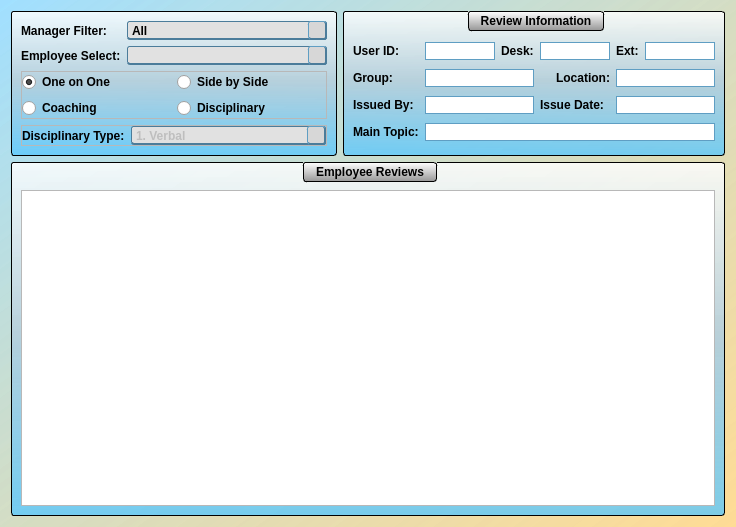
Qt form Ui_Files/agent_reviews.ui (jakesb27/Manager_KPI_Tracker) before a commit.
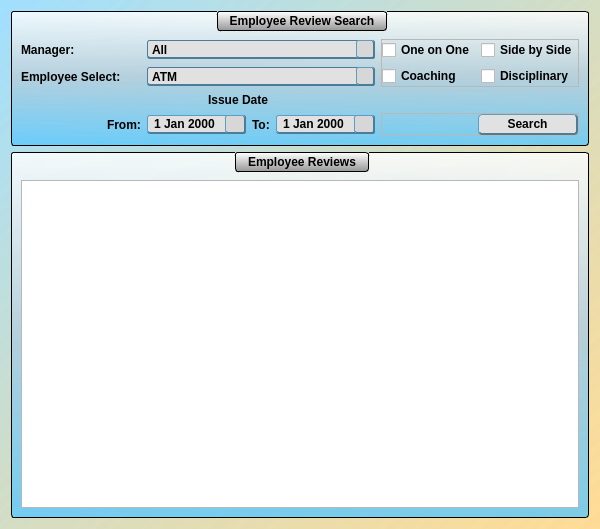
The same form after that commit. Icons and pictures are not drawn.

Commit message: testing review guis

What changed in the file:
```diff
--- a/Ui_Files/agent_reviews.ui
+++ b/Ui_Files/agent_reviews.ui
@@ -6,8 +6,8 @@
    <rect>
     <x>0</x>
     <y>0</y>
-    <width>736</width>
-    <height>527</height>
+    <width>600</width>
+    <height>529</height>
    </rect>
   </property>
   <property name="windowTitle">
@@ -224,79 +224,13 @@
 }</string>
   </property>
   <layout class="QGridLayout" name="gridLayout_2">
-   <item row="2" column="1" colspan="2">
-    <widget class="QGroupBox" name="groupBox_3">
-     <property name="title">
-      <string>Employee Reviews</string>
-     </property>
-     <layout class="QGridLayout" name="gridLayout_3">
-      <item row="0" column="0">
-       <widget class="QTableView" name="empReviewTable"/>
-      </item>
-     </layout>
-    </widget>
-   </item>
    <item row="0" column="1">
     <widget class="QGroupBox" name="groupBox_2">
-     <property name="styleSheet">
-      <string notr="true">QGroupBox{
-	background-color: qlineargradient(spread:pad, x1:0.5, y1:0, x2:0.5, y2:1, stop:0 rgba(255, 255, 255, 209), stop:0.485876 rgba(181, 207, 220, 239), stop:1 rgba(85, 199, 255, 196));
-	border: 1px solid black;
-	border-radius: 3px;
-	margin-top: 1ex;
-	padding-top: 0;
-	font: 11pt &quot;Corbel&quot;;
-	font-weight: bold;
-}
-QGroupBox::title{
-	background-color: rgb(195, 195, 195);
-	border: 1px solid black;
-	border-radius: 3px;
-	padding: 2 10px;
-	subcontrol-origin: margin;
-	subcontrol-position: top;
-	font: 11pt &quot;Corbel&quot;;
-	font-weight: bold;
-}</string>
-     </property>
      <property name="title">
-      <string/>
+      <string>Employee Review Search</string>
      </property>
      <layout class="QGridLayout" name="gridLayout_4">
-      <item row="1" column="1">
-       <widget class="QLabel" name="label_20">
-        <property name="sizePolicy">
-         <sizepolicy hsizetype="Maximum" vsizetype="Preferred">
-          <horstretch>0</horstretch>
-          <verstretch>0</verstretch>
-         </sizepolicy>
-        </property>
-        <property name="text">
-         <string>Employee Select:</string>
-        </property>
-       </widget>
-      </item>
-      <item row="0" column="2">
-       <widget class="QComboBox" name="managerCombo">
-        <property name="minimumSize">
-         <size>
-          <width>200</width>
-          <height>0</height>
-         </size>
-        </property>
-        <property name="styleSheet">
-         <string notr="true">QFrame{
-	background-color: qlineargradient(spread:pad, x1:0.5, y1:0, x2:0.5, y2:1, stop:0 rgba(255, 255, 255, 209), stop:0.485876 rgba(181, 207, 220, 239), stop:1 rgba(85, 199, 255, 196));
-}</string>
-        </property>
-        <item>
-         <property name="text">
-          <string>All</string>
-         </property>
-        </item>
-       </widget>
-      </item>
-      <item row="2" column="1" colspan="2">
+      <item row="0" column="6" rowspan="2">
        <widget class="QFrame" name="frame_2">
         <property name="frameShape">
          <enum>QFrame::StyledPanel</enum>
@@ -317,48 +251,100 @@
          <property name="bottomMargin">
           <number>0</number>
          </property>
+         <item row="1" column="0">
+          <widget class="QCheckBox" name="check1on1">
+           <property name="text">
+            <string>One on One</string>
+           </property>
+          </widget>
+         </item>
          <item row="1" column="1">
-          <widget class="QRadioButton" name="radioDisc">
-           <property name="text">
-            <string>Disciplinary</string>
-           </property>
-          </widget>
-         </item>
-         <item row="0" column="1">
-          <widget class="QRadioButton" name="radioSbS">
+          <widget class="QCheckBox" name="checkSbS">
            <property name="text">
             <string>Side by Side</string>
            </property>
           </widget>
          </item>
-         <item row="0" column="0">
-          <widget class="QRadioButton" name="radio1on1">
-           <property name="text">
-            <string>One on One</string>
-           </property>
-           <property name="checked">
-            <bool>true</bool>
-           </property>
-          </widget>
-         </item>
-         <item row="1" column="0">
-          <widget class="QRadioButton" name="radioCoach">
+         <item row="2" column="0">
+          <widget class="QCheckBox" name="checkCoach">
            <property name="text">
             <string>Coaching</string>
            </property>
           </widget>
          </item>
+         <item row="2" column="1">
+          <widget class="QCheckBox" name="checkDisc">
+           <property name="text">
+            <string>Disciplinary</string>
+           </property>
+          </widget>
+         </item>
         </layout>
        </widget>
       </item>
-      <item row="0" column="1">
-       <widget class="QLabel" name="label_21">
+      <item row="4" column="5">
+       <widget class="QDateEdit" name="issueEndDate">
+        <property name="alignment">
+         <set>Qt::AlignCenter</set>
+        </property>
+        <property name="calendarPopup">
+         <bool>true</bool>
+        </property>
+       </widget>
+      </item>
+      <item row="4" column="4">
+       <widget class="QLabel" name="label_2">
         <property name="text">
-         <string>Manager Filter:</string>
+         <string>To:</string>
         </property>
        </widget>
       </item>
-      <item row="1" column="2">
+      <item row="0" column="3" colspan="3">
+       <widget class="QComboBox" name="managerCombo">
+        <property name="minimumSize">
+         <size>
+          <width>200</width>
+          <height>0</height>
+         </size>
+        </property>
+        <property name="styleSheet">
+         <string notr="true">QFrame{
+	background-color: qlineargradient(spread:pad, x1:0.5, y1:0, x2:0.5, y2:1, stop:0 rgba(255, 255, 255, 209), stop:0.485876 rgba(181, 207, 220, 239), stop:1 rgba(85, 199, 255, 196));
+}</string>
+        </property>
+        <item>
+         <property name="text">
+          <string>All</string>
+         </property>
+        </item>
+        <item>
+         <property name="text">
+          <string>Jake</string>
+         </property>
+        </item>
+        <item>
+         <property name="text">
+          <string>Patty</string>
+         </property>
+        </item>
+        <item>
+         <property name="text">
+          <string>Shana</string>
+         </property>
+        </item>
+       </widget>
+      </item>
+      <item row="2" column="1" colspan="5">
+       <widget class="QLabel" name="label_5">
+        <property name="text">
+         <string>Issue Date</string>
+        </property>
+        <property name="alignment">
+         <set>Qt::AlignCenter</set>
+        </property>
+       </widget>
+      </item>
+      <item row="1" column="3" colspan="3">
        <widget class="QComboBox" name="employeeSelect">
         <property name="minimumSize">
          <size>
@@ -371,16 +357,25 @@
 	background-color: qlineargradient(spread:pad, x1:0.5, y1:0, x2:0.5, y2:1, stop:0 rgba(255, 255, 255, 209), stop:0.485876 rgba(181, 207, 220, 239), stop:1 rgba(85, 199, 255, 196));
 }</string>
         </property>
+        <item>
+         <property name="text">
+          <string>ATM</string>
+         </property>
+        </item>
+        <item>
+         <property name="text">
+          <string>CDZ</string>
+         </property>
+        </item>
+        <item>
+         <property name="text">
+          <string>NFR</string>
+         </property>
+        </item>
        </widget>
       </item>
-      <item row="3" column="1" colspan="2">
-       <widget class="QFrame" name="discFrame">
-        <property name="sizePolicy">
-         <sizepolicy hsizetype="Preferred" vsizetype="Minimum">
-          <horstretch>0</horstretch>
-          <verstretch>0</verstretch>
-         </sizepolicy>
-        </property>
+      <item row="4" column="6">
+       <widget class="QFrame" name="frame">
         <property name="frameShape">
          <enum>QFrame::StyledPanel</enum>
         </property>
@@ -401,140 +396,72 @@
           <number>0</number>
          </property>
          <item>
-          <widget class="QLabel" name="label_10">
+          <spacer name="horizontalSpacer_2">
+           <property name="orientation">
+            <enum>Qt::Horizontal</enum>
+           </property>
+           <property name="sizeHint" stdset="0">
+            <size>
+             <width>40</width>
+             <height>20</height>
+            </size>
+           </property>
+          </spacer>
+         </item>
+         <item>
+          <widget class="QPushButton" name="searchButton">
            <property name="sizePolicy">
-            <sizepolicy hsizetype="Maximum" vsizetype="Preferred">
+            <sizepolicy hsizetype="Maximum" vsizetype="Fixed">
              <horstretch>0</horstretch>
              <verstretch>0</verstretch>
             </sizepolicy>
            </property>
+           <property name="minimumSize">
+            <size>
+             <width>100</width>
+             <height>0</height>
+            </size>
+           </property>
            <property name="text">
-            <string>Disciplinary Type:</string>
+            <string>Search</string>
            </property>
           </widget>
          </item>
-         <item>
-          <widget class="QComboBox" name="disciplineType">
-           <property name="enabled">
-            <bool>false</bool>
-           </property>
-           <property name="styleSheet">
-            <string notr="true">QFrame{
-	background-color: qlineargradient(spread:pad, x1:0.5, y1:0, x2:0.5, y2:1, stop:0 rgba(255, 255, 255, 209), stop:0.485876 rgba(181, 207, 220, 239), stop:1 rgba(85, 199, 255, 196));
-}</string>
-           </property>
-           <item>
-            <property name="text">
-             <string>1. Verbal</string>
-            </property>
-           </item>
-           <item>
-            <property name="text">
-             <string>2. Written</string>
-            </property>
-           </item>
-           <item>
-            <property name="text">
-             <string>3. Final Written</string>
-            </property>
-           </item>
-           <item>
-            <property name="text">
-             <string>4. PIP</string>
-            </property>
-           </item>
-           <item>
-            <property name="text">
-             <string>5. Term</string>
-            </property>
-           </item>
-          </widget>
-         </item>
         </layout>
        </widget>
       </item>
-     </layout>
-    </widget>
-   </item>
-   <item row="0" column="2">
-    <widget class="QGroupBox" name="agentDetails">
-     <property name="sizePolicy">
-      <sizepolicy hsizetype="Preferred" vsizetype="Preferred">
-       <horstretch>0</horstretch>
-       <verstretch>0</verstretch>
-      </sizepolicy>
-     </property>
-     <property name="title">
-      <string>Review Information</string>
-     </property>
-     <layout class="QGridLayout" name="gridLayout">
-      <item row="0" column="1">
-       <widget class="QLineEdit" name="agentUserID">
-        <property name="minimumSize">
+      <item row="4" column="3">
+       <widget class="QDateEdit" name="issueStrtDate">
+        <property name="alignment">
+         <set>Qt::AlignCenter</set>
+        </property>
+        <property name="calendarPopup">
+         <bool>true</bool>
+        </property>
+       </widget>
+      </item>
+      <item row="4" column="0">
+       <spacer name="horizontalSpacer">
+        <property name="orientation">
+         <enum>Qt::Horizontal</enum>
+        </property>
+        <property name="sizeHint" stdset="0">
          <size>
-          <width>50</width>
-          <height>0</height>
+          <width>40</width>
+          <height>20</height>
          </size>
         </property>
-        <property name="readOnly">
-         <bool>true</bool>
-        </property>
-       </widget>
+       </spacer>
       </item>
-      <item row="0" column="2">
-       <widget class="QLabel" name="label_2">
-        <property name="text">
-         <string>Desk:</string>
-        </property>
-       </widget>
-      </item>
-      <item row="1" column="4" colspan="2">
-       <widget class="QLineEdit" name="meetLocation">
-        <property name="readOnly">
-         <bool>true</bool>
-        </property>
-       </widget>
-      </item>
-      <item row="1" column="0">
-       <widget class="QLabel" name="label_3">
-        <property name="text">
-         <string>Group:</string>
-        </property>
-       </widget>
-      </item>
-      <item row="3" column="1" colspan="2">
-       <widget class="QLineEdit" name="issuedBy">
-        <property name="readOnly">
-         <bool>true</bool>
-        </property>
-       </widget>
-      </item>
-      <item row="1" column="1" colspan="2">
-       <widget class="QLineEdit" name="agentGroup">
-        <property name="readOnly">
-         <bool>true</bool>
-        </property>
-       </widget>
-      </item>
-      <item row="0" column="4">
-       <widget class="QLabel" name="label_8">
-        <property name="text">
-         <string>Ext:</string>
-        </property>
-       </widget>
-      </item>
-      <item row="1" column="3">
-       <widget class="QLabel" name="label_4">
-        <property name="text">
-         <string>Location:</string>
-        </property>
-        <property name="alignment">
-         <set>Qt::AlignRight|Qt::AlignTrailing|Qt::AlignVCenter</set>
-        </property>
-       </widget>
-      </item>
-      <item row="0" column="0">
+      <item row="4" column="2">
        <widget class="QLabel" name="label">
+        <property name="text">
+         <string>From:</string>
+        </property>
+       </widget>
+      </item>
+      <item row="1" column="0" colspan="3">
+       <widget class="QLabel" name="label_20">
         <property name="sizePolicy">
          <sizepolicy hsizetype="Maximum" vsizetype="Preferred">
           <horstretch>0</horstretch>
@@ -542,61 +469,28 @@
          </sizepolicy>
         </property>
         <property name="text">
-         <string>User ID:</string>
+         <string>Employee Select:</string>
         </property>
-        <property name="alignment">
-         <set>Qt::AlignRight|Qt::AlignTrailing|Qt::AlignVCenter</set>
-        </property>
        </widget>
       </item>
-      <item row="0" column="5">
-       <widget class="QLineEdit" name="agentExt">
-        <property name="readOnly">
-         <bool>true</bool>
-        </property>
-       </widget>
-      </item>
-      <item row="0" column="3">
-       <widget class="QLineEdit" name="agentDesk">
-        <property name="readOnly">
-         <bool>true</bool>
-        </property>
-       </widget>
-      </item>
-      <item row="5" column="0">
-       <widget class="QLabel" name="label_7">
+      <item row="0" column="0" colspan="3">
+       <widget class="QLabel" name="label_21">
         <property name="text">
-         <string>Main Topic:</string>
+         <string>Manager:</string>
         </property>
        </widget>
       </item>
-      <item row="3" column="0">
-       <widget class="QLabel" name="label_6">
-        <property name="text">
-         <string>Issued By:</string>
-        </property>
-       </widget>
-      </item>
-      <item row="5" column="1" colspan="5">
-       <widget class="QLineEdit" name="mainTopic">
-        <property name="readOnly">
-         <bool>true</bool>
-        </property>
-       </widget>
-      </item>
-      <item row="3" column="3">
-       <widget class="QLabel" name="label_5">
-        <property name="text">
-         <string>Issue Date:</string>
-        </property>
-       </widget>
-      </item>
-      <item row="3" column="4" colspan="2">
-       <widget class="QLineEdit" name="lineEdit">
-        <property name="readOnly">
-         <bool>true</bool>
-        </property>
-       </widget>
+     </layout>
+    </widget>
+   </item>
+   <item row="2" column="1">
+    <widget class="QGroupBox" name="groupBox_3">
+     <property name="title">
+      <string>Employee Reviews</string>
+     </property>
+     <layout class="QGridLayout" name="gridLayout_3">
+      <item row="0" column="0">
+       <widget class="QTableView" name="empReviewTable"/>
       </item>
      </layout>
     </widget>
```
Left out of the diff: 2 changed lines with no effect on the pictures. The commit also changes 9 other files.
